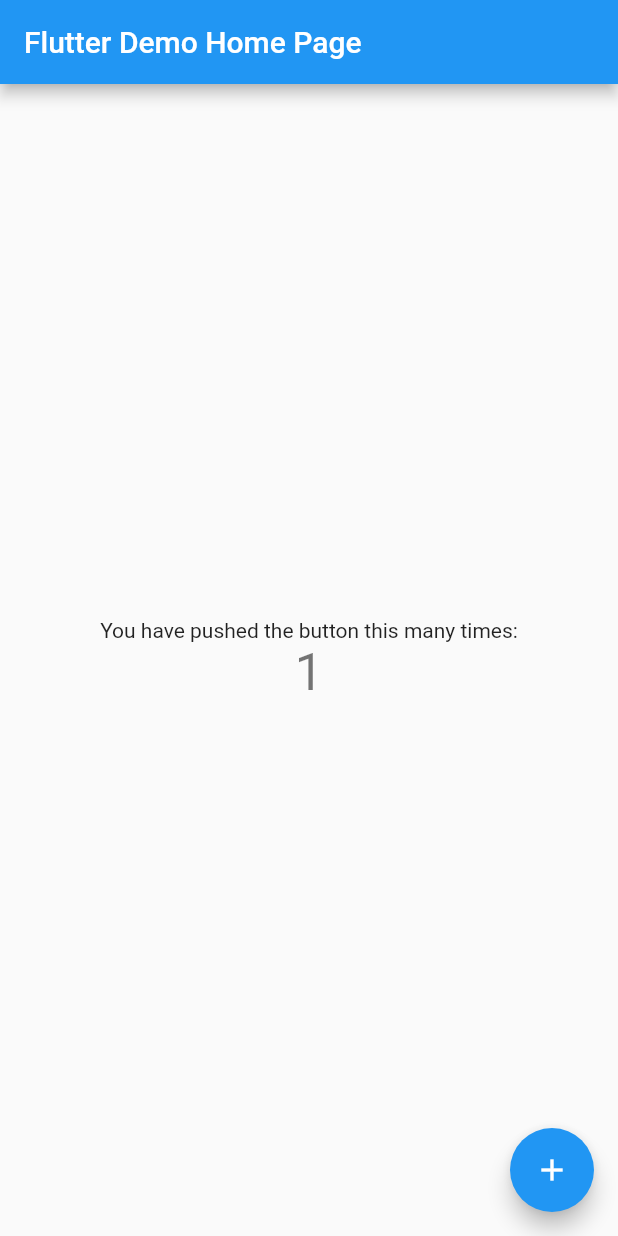
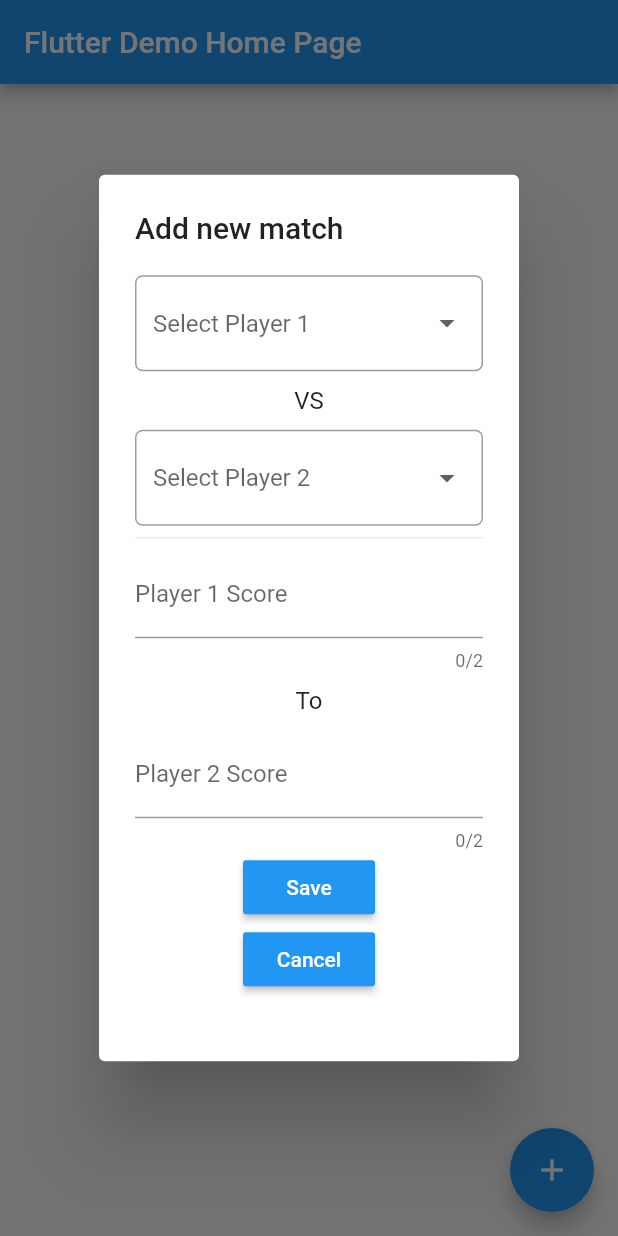
Before and after one commit to mdrokz/badminton_tracker, a Flutter app: the screen it shows after launch, after a tap on the "add" icon, on a phone screen of 412 x 824 dp. Run offline on Flutter 3.47's test engine with Material 2 defaults, Android fonts, the phone set to English and light mode, and no system bars.

Commit message:
implement Dialog for adding new matches

```diff
--- a/lib/main.dart
+++ b/lib/main.dart
@@ -1,3 +1,5 @@
+import 'package:badminton_tracker/types.dart';
+import 'package:badminton_tracker/widgets.dart';
 import 'package:flutter/material.dart';
 
 void main() {
@@ -13,15 +15,6 @@ class MyApp extends StatelessWidget {
     return MaterialApp(
       title: 'Flutter Demo',
       theme: ThemeData(
-        // This is the theme of your application.
-        //
-        // Try running your application with "flutter run". You'll see the
-        // application has a blue toolbar. Then, without quitting the app, try
-        // changing the primarySwatch below to Colors.green and then invoke
-        // "hot reload" (press "r" in the console where you ran "flutter run",
-        // or simply save your changes to "hot reload" in a Flutter IDE).
-        // Notice that the counter didn't reset back to zero; the application
-        // is not restarted.
         primarySwatch: Colors.blue,
       ),
       home: const MyHomePage(title: 'Flutter Demo Home Page'),
@@ -32,15 +25,6 @@ class MyApp extends StatelessWidget {
 class MyHomePage extends StatefulWidget {
   const MyHomePage({Key? key, required this.title}) : super(key: key);
 
-  // This widget is the home page of your application. It is stateful, meaning
-  // that it has a State object (defined below) that contains fields that affect
-  // how it looks.
-
-  // This class is the configuration for the state. It holds the values (in this
-  // case the title) provided by the parent (in this case the App widget) and
-  // used by the build method of the State. Fields in a Widget subclass are
-  // always marked "final".
-
   final String title;
 
   @override
@@ -48,66 +32,113 @@ class MyHomePage extends StatefulWidget {
 }
 
 class _MyHomePageState extends State<MyHomePage> {
-  int _counter = 0;
+  final badmintonData = BadmintonData(
+      players: List.generate(
+          3, (index) => Player(name: "Test $index", added: DateTime.now())),
+      matches: []);
+  String? playerName;
+  String? secondPlayerName;
 
-  void _incrementCounter() {
-    setState(() {
-      // This call to setState tells the Flutter framework that something has
-      // changed in this State, which causes it to rerun the build method below
-      // so that the display can reflect the updated values. If we changed
-      // _counter without calling setState(), then the build method would not be
-      // called again, and so nothing would appear to happen.
-      _counter++;
-    });
+  final playerScore = TextEditingController();
+  final secondPlayerScore = TextEditingController();
+
+  void addMatch() {
+    showDialog(
+        context: context,
+        builder: (bc) {
+          return AlertDialog(
+              title: const Text("Add new match"),
+              content: SizedBox(
+                height: 500,
+                child: Column(
+                  children: [
+                    FormField(builder: (state) {
+                      final items = badmintonData.players
+                          .map((e) => DropdownMenuItem<String>(
+                              value: e.name, child: Text(e.name)))
+                          .toList();
+                      return DropDownMenu(playerName, "Select Player 1", items,
+                          (p) {
+                        setState(() {
+                          if (p != null) {
+                            playerName = p;
+                          }
+                        });
+                      });
+                    }),
+                    Container(
+                        padding: const EdgeInsets.all(10),
+                        child: const Text("VS")),
+                    FormField(builder: (state) {
+                      final items = badmintonData.players
+                          .map((e) => DropdownMenuItem<String>(
+                              value: e.name, child: Text(e.name)))
+                          .toList();
+                      return DropDownMenu(
+                          secondPlayerName, "Select Player 2", items, (p) {
+                        setState(() {
+                          if (p != null) {
+                            secondPlayerName = p;
+                          }
+                        });
+                      });
+                    }),
+                    const Divider(),
+                    // Text("Score"),
+                    FormField(builder: (state) {
+                      return TextField(
+                        maxLength: 2,
+                        controller: playerScore,
+                        decoration:
+                            InputDecoration(labelText: "Player 1 Score"),
+                      );
+                    }),
+                    Container(
+                        padding: const EdgeInsets.all(10),
+                        child: const Text("To")),
+                    FormField(builder: (state) {
+                      return TextField(
+                        maxLength: 2,
+                        controller: secondPlayerScore,
+                        decoration:
+                            const InputDecoration(labelText: "Player 2 Score"),
+                      );
+                    }),
+                    MaterialButton(
+                      onPressed: () {},
+                      color: Colors.blue,
+                      child: const Text("Save",
+                          style: TextStyle(color: Colors.white)),
+                    ),
+                    MaterialButton(
+                      onPressed: () {
+                        Navigator.of(context).pop();
+                      },
+                      color: Colors.blue,
+                      child: const Text("Cancel",
+                          style: TextStyle(color: Colors.white)),
+                    )
+                  ],
+                ),
+              ));
+        });
   }
 
   @override
   Widget build(BuildContext context) {
-    // This method is rerun every time setState is called, for instance as done
-    // by the _incrementCounter method above.
-    //
-    // The Flutter framework has been optimized to make rerunning build methods
-    // fast, so that you can just rebuild anything that needs updating rather
-    // than having to individually change instances of widgets.
     return Scaffold(
       appBar: AppBar(
-        // Here we take the value from the MyHomePage object that was created by
-        // the App.build method, and use it to set our appbar title.
         title: Text(widget.title),
       ),
       body: Center(
-        // Center is a layout widget. It takes a single child and positions it
-        // in the middle of the parent.
         child: Column(
-          // Column is also a layout widget. It takes a list of children and
-          // arranges them vertically. By default, it sizes itself to fit its
-          // children horizontally, and tries to be as tall as its parent.
-          //
-          // Invoke "debug painting" (press "p" in the console, choose the
-          // "Toggle Debug Paint" action from the Flutter Inspector in Android
-          // Studio, or the "Toggle Debug Paint" command in Visual Studio Code)
-          // to see the wireframe for each widget.
-          //
-          // Column has various properties to control how it sizes itself and
-          // how it positions its children. Here we use mainAxisAlignment to
-          // center the children vertically; the main axis here is the vertical
-          // axis because Columns are vertical (the cross axis would be
-          // horizontal).
           mainAxisAlignment: MainAxisAlignment.center,
-          children: <Widget>[
-            const Text(
-              'You have pushed the button this many times:',
-            ),
-            Text(
-              '$_counter',
-              style: Theme.of(context).textTheme.headline4,
-            ),
-          ],
+          children: <Widget>[],
         ),
       ),
       floatingActionButton: FloatingActionButton(
-        onPressed: _incrementCounter,
-        tooltip: 'Increment',
+        onPressed: addMatch,
+        tooltip: 'Add Match',
         child: const Icon(Icons.add),
       ), // This trailing comma makes auto-formatting nicer for build methods.
     );
```
